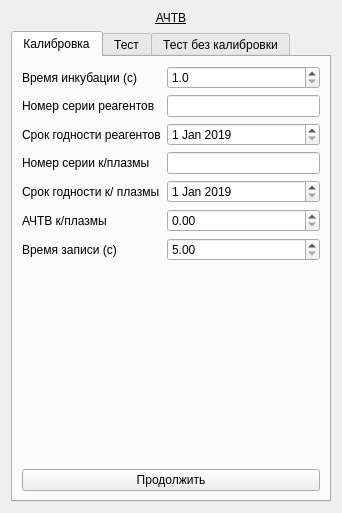
Qt form choisedialog/ko2.ui (krang4d/Agrekola) before a commit.
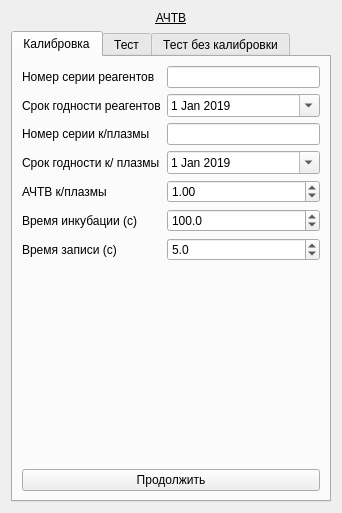
The same form after that commit. The open tabs and pages were chosen to show the change.

Commit message: fix limits of all input date in the dialog widgets

```diff
--- a/choisedialog/ko2.ui
+++ b/choisedialog/ko2.ui
@@ -55,47 +55,27 @@
        <item>
         <layout class="QFormLayout" name="formLayout_calib">
          <item row="0" column="0">
-          <widget class="QLabel" name="label_calib0">
-           <property name="text">
-            <string>Время инкубации (с)</string>
-           </property>
-          </widget>
-         </item>
-         <item row="0" column="1">
-          <widget class="QDoubleSpinBox" name="doubleSpinBox_calibIncube">
-           <property name="prefix">
-            <string/>
-           </property>
-           <property name="suffix">
-            <string/>
-           </property>
-           <property name="decimals">
-            <number>1</number>
-           </property>
-           <property name="minimum">
-            <double>1.000000000000000</double>
-           </property>
-          </widget>
-         </item>
-         <item row="1" column="0">
           <widget class="QLabel" name="label_calib1">
            <property name="text">
             <string>Номер серии реагентов</string>
            </property>
           </widget>
          </item>
-         <item row="1" column="1">
+         <item row="0" column="1">
           <widget class="QLineEdit" name="lineEdit_calibReagentSerial"/>
          </item>
-         <item row="2" column="0">
+         <item row="1" column="0">
           <widget class="QLabel" name="label_calib2">
            <property name="text">
             <string>Срок годности реагентов</string>
            </property>
           </widget>
          </item>
-         <item row="2" column="1">
+         <item row="1" column="1">
           <widget class="QDateEdit" name="dateEdit_calibReagent">
+           <property name="calendarPopup">
+            <bool>true</bool>
+           </property>
            <property name="date">
             <date>
              <year>2019</year>
@@ -105,29 +85,32 @@
            </property>
           </widget>
          </item>
-         <item row="3" column="0">
+         <item row="2" column="0">
           <widget class="QLabel" name="label_calib3">
            <property name="text">
             <string>Номер серии к/плазмы</string>
            </property>
           </widget>
          </item>
-         <item row="3" column="1">
+         <item row="2" column="1">
           <widget class="QLineEdit" name="lineEdit_calibKPlazmaSerial">
            <property name="enabled">
             <bool>true</bool>
            </property>
           </widget>
          </item>
-         <item row="4" column="0">
+         <item row="3" column="0">
           <widget class="QLabel" name="label_calib4">
            <property name="text">
             <string>Срок годности к/ плазмы</string>
            </property>
           </widget>
          </item>
-         <item row="4" column="1">
+         <item row="3" column="1">
           <widget class="QDateEdit" name="dateEdit_calibPlazma">
+           <property name="calendarPopup">
+            <bool>true</bool>
+           </property>
            <property name="date">
             <date>
              <year>2019</year>
@@ -137,6 +120,58 @@
            </property>
           </widget>
          </item>
+         <item row="4" column="0">
+          <widget class="QLabel" name="label_calib5">
+           <property name="text">
+            <string>АЧТВ к/плазмы</string>
+           </property>
+          </widget>
+         </item>
+         <item row="4" column="1">
+          <widget class="QDoubleSpinBox" name="doubleSpinBox_caliba4tv">
+           <property name="minimum">
+            <double>0.100000000000000</double>
+           </property>
+           <property name="maximum">
+            <double>100.000000000000000</double>
+           </property>
+           <property name="singleStep">
+            <double>0.100000000000000</double>
+           </property>
+           <property name="value">
+            <double>1.000000000000000</double>
+           </property>
+          </widget>
+         </item>
+         <item row="5" column="0">
+          <widget class="QLabel" name="label_calib0">
+           <property name="text">
+            <string>Время инкубации (с)</string>
+           </property>
+          </widget>
+         </item>
+         <item row="5" column="1">
+          <widget class="QDoubleSpinBox" name="doubleSpinBox_calibIncube">
+           <property name="prefix">
+            <string/>
+           </property>
+           <property name="suffix">
+            <string/>
+           </property>
+           <property name="decimals">
+            <number>1</number>
+           </property>
+           <property name="minimum">
+            <double>1.000000000000000</double>
+           </property>
+           <property name="maximum">
+            <double>300.000000000000000</double>
+           </property>
+           <property name="value">
+            <double>100.000000000000000</double>
+           </property>
+          </widget>
+         </item>
          <item row="6" column="0">
           <widget class="QLabel" name="label_calib6">
            <property name="text">
@@ -149,24 +184,20 @@
            <property name="suffix">
             <string/>
            </property>
+           <property name="decimals">
+            <number>1</number>
+           </property>
            <property name="minimum">
-            <double>5.000000000000000</double>
+            <double>3.000000000000000</double>
            </property>
            <property name="maximum">
-            <double>100.000000000000000</double>
+            <double>300.000000000000000</double>
            </property>
-          </widget>
-         </item>
-         <item row="5" column="0">
-          <widget class="QLabel" name="label_calib5">
-           <property name="text">
-            <string>АЧТВ к/плазмы</string>
+           <property name="value">
+            <double>5.000000000000000</double>
            </property>
           </widget>
          </item>
-         <item row="5" column="1">
-          <widget class="QDoubleSpinBox" name="doubleSpinBox_caliba4tv"/>
-         </item>
         </layout>
        </item>
        <item>
```
Left out of the diff: 38 changed lines with no effect on the pictures. The commit also changes 5 other files.
